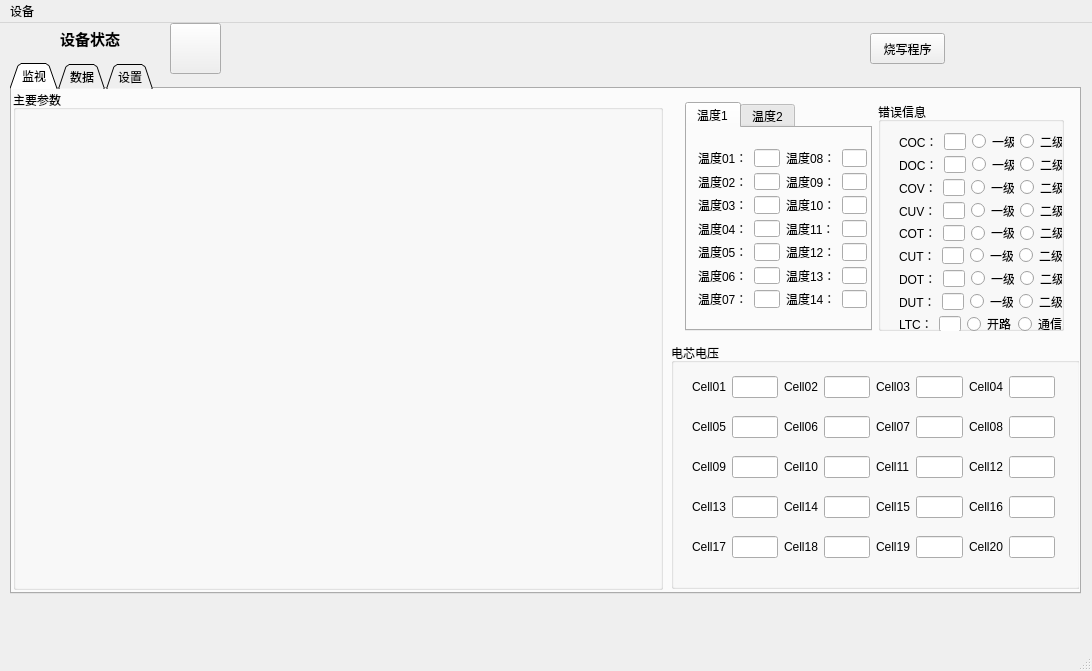
First picture: the form in mainwindow.ui, repository zhuyanliang/GlobelCanTools, before the edit.
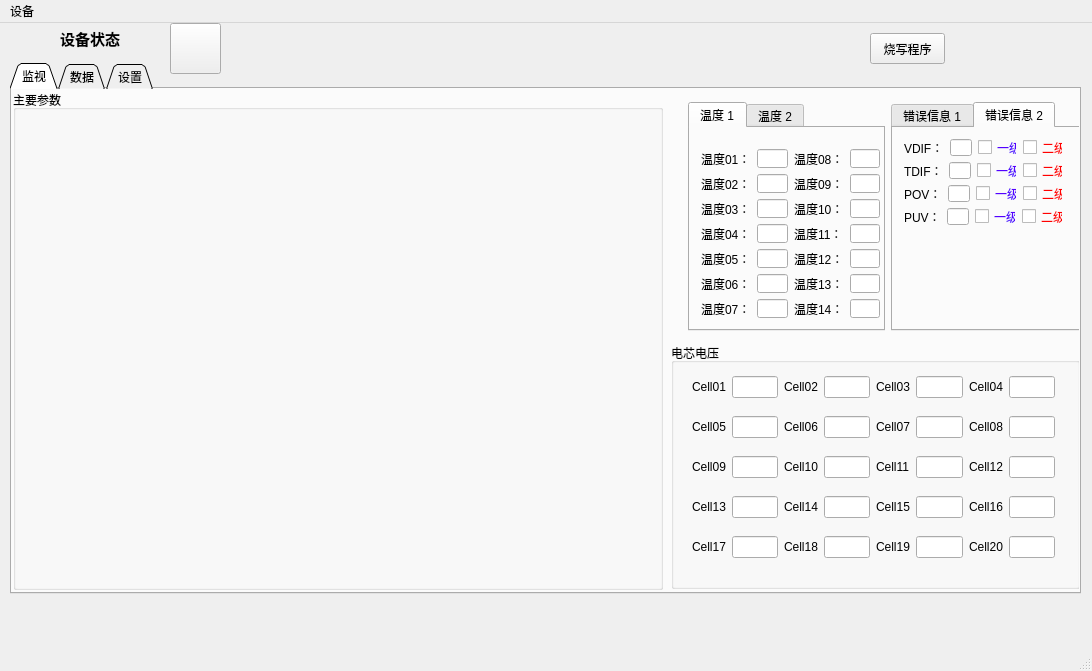
Second picture: the form after the edit. The open tabs and pages were chosen to show the change.

Commit message: add second warning info more

What changed in the file:
```diff
--- a/mainwindow.ui
+++ b/mainwindow.ui
@@ -340,13 +340,13 @@
      <widget class="QWidget" name="layoutWidget2">
       <property name="geometry">
        <rect>
-        <x>662</x>
+        <x>665</x>
         <y>2</y>
-        <width>401</width>
+        <width>421</width>
         <height>251</height>
        </rect>
       </property>
-      <layout class="QHBoxLayout" name="horizontalLayout_18">
+      <layout class="QHBoxLayout" name="horizontalLayout_9">
        <item>
         <widget class="QTabWidget" name="tabWidgetTemperature">
          <property name="currentIndex">
@@ -354,15 +354,15 @@
          </property>
          <widget class="QWidget" name="tabTemp1">
           <attribute name="title">
-           <string>温度1</string>
+           <string>温度 1</string>
           </attribute>
           <widget class="QWidget" name="layoutWidget3">
            <property name="geometry">
             <rect>
              <x>0</x>
              <y>10</y>
-             <width>191</width>
-             <height>181</height>
+             <width>201</width>
+             <height>191</height>
             </rect>
            </property>
            <layout class="QHBoxLayout" name="horizontalLayout" stretch="1,1">
@@ -522,34 +522,32 @@
          </widget>
          <widget class="QWidget" name="tabTemp2">
           <attribute name="title">
-           <string>温度2</string>
+           <string>温度 2</string>
           </attribute>
          </widget>
         </widget>
        </item>
        <item>
-        <widget class="QGroupBox" name="groupBoxFaltInfo">
-         <property name="sizePolicy">
-          <sizepolicy hsizetype="Expanding" vsizetype="Expanding">
-           <horstretch>0</horstretch>
-           <verstretch>0</verstretch>
-          </sizepolicy>
+        <widget class="QTabWidget" name="tabWidget">
+         <property name="currentIndex">
+          <number>0</number>
          </property>
-         <property name="title">
-          <string>错误信息</string>
-         </property>
+         <widget class="QWidget" name="tab">
+          <attribute name="title">
+           <string>错误信息 1</string>
+          </attribute>
          <widget class="QWidget" name="layoutWidget4">
           <property name="geometry">
            <rect>
-            <x>10</x>
-            <y>20</y>
-            <width>185</width>
+             <x>0</x>
+             <y>0</y>
+             <width>181</width>
             <height>221</height>
            </rect>
           </property>
           <layout class="QVBoxLayout" name="verticalLayout_2">
            <item>
-            <layout class="QHBoxLayout" name="horizontalLayout_7">
+             <layout class="QHBoxLayout" name="horizontalLayout_7" stretch="1,2,1,1">
              <item>
               <widget class="QLabel" name="labelCOC">
                <property name="text">
@@ -561,14 +559,26 @@
               <widget class="QLineEdit" name="lineEditCOC"/>
              </item>
              <item>
-              <widget class="QRadioButton" name="COCL1">
+               <widget class="QCheckBox" name="COCL1">
+                <property name="enabled">
+                 <bool>true</bool>
+                </property>
+                <property name="styleSheet">
+                 <string notr="true">color: rgb(85, 0, 255);</string>
+                </property>
                <property name="text">
                 <string>一级</string>
                </property>
               </widget>
              </item>
              <item>
-              <widget class="QRadioButton" name="COCL2">
+               <widget class="QCheckBox" name="COCL2">
+                <property name="enabled">
+                 <bool>true</bool>
+                </property>
+                <property name="styleSheet">
+                 <string notr="true">color: rgb(255, 0, 0);</string>
+                </property>
                <property name="text">
                 <string>二级</string>
                </property>
@@ -589,14 +599,20 @@
               <widget class="QLineEdit" name="lineEditDOC"/>
              </item>
              <item>
-              <widget class="QRadioButton" name="DOCL1">
+               <widget class="QCheckBox" name="DOCL1">
+                <property name="styleSheet">
+                 <string notr="true">color: rgb(85, 0, 255);</string>
+                </property>
                <property name="text">
                 <string>一级</string>
                </property>
               </widget>
              </item>
              <item>
-              <widget class="QRadioButton" name="DOCL2">
+               <widget class="QCheckBox" name="DOCL2">
+                <property name="styleSheet">
+                 <string notr="true">color: rgb(255, 0, 0);</string>
+                </property>
                <property name="text">
                 <string>二级</string>
                </property>
@@ -617,14 +633,20 @@
               <widget class="QLineEdit" name="lineEditCOV"/>
              </item>
              <item>
-              <widget class="QRadioButton" name="COVL1">
+               <widget class="QCheckBox" name="COVL1">
+                <property name="styleSheet">
+                 <string notr="true">color: rgb(85, 0, 255);</string>
+                </property>
                <property name="text">
                 <string>一级</string>
                </property>
               </widget>
              </item>
              <item>
-              <widget class="QRadioButton" name="COVL2">
+               <widget class="QCheckBox" name="COVL2">
+                <property name="styleSheet">
+                 <string notr="true">color: rgb(255, 0, 0);</string>
+                </property>
                <property name="text">
                 <string>二级</string>
                </property>
@@ -645,14 +667,20 @@
               <widget class="QLineEdit" name="lineEditCUV"/>
              </item>
              <item>
-              <widget class="QRadioButton" name="CUVL1">
+               <widget class="QCheckBox" name="CUVL1">
+                <property name="styleSheet">
+                 <string notr="true">color: rgb(85, 0, 255);</string>
+                </property>
                <property name="text">
                 <string>一级</string>
                </property>
               </widget>
              </item>
              <item>
-              <widget class="QRadioButton" name="CUVL2">
+               <widget class="QCheckBox" name="CUVL2">
+                <property name="styleSheet">
+                 <string notr="true">color: rgb(255, 0, 0);</string>
+                </property>
                <property name="text">
                 <string>二级</string>
                </property>
@@ -673,14 +701,26 @@
               <widget class="QLineEdit" name="lineEditCOT"/>
              </item>
              <item>
-              <widget class="QRadioButton" name="COTL1">
+               <widget class="QCheckBox" name="COTL1">
+                <property name="enabled">
+                 <bool>true</bool>
+                </property>
+                <property name="styleSheet">
+                 <string notr="true">color: rgb(85, 0, 255);</string>
+                </property>
                <property name="text">
                 <string>一级</string>
                </property>
               </widget>
              </item>
              <item>
-              <widget class="QRadioButton" name="COTL2">
+               <widget class="QCheckBox" name="COTL2">
+                <property name="enabled">
+                 <bool>true</bool>
+                </property>
+                <property name="styleSheet">
+                 <string notr="true">color: rgb(255, 0, 0);</string>
+                </property>
                <property name="text">
                 <string>二级</string>
                </property>
@@ -701,14 +741,20 @@
               <widget class="QLineEdit" name="lineEditCUT"/>
              </item>
              <item>
-              <widget class="QRadioButton" name="CUTL1">
+               <widget class="QCheckBox" name="CUTL1">
+                <property name="styleSheet">
+                 <string notr="true">color: rgb(85, 0, 255);</string>
+                </property>
                <property name="text">
                 <string>一级</string>
                </property>
               </widget>
              </item>
              <item>
-              <widget class="QRadioButton" name="CUTL2">
+               <widget class="QCheckBox" name="CUTL2">
+                <property name="styleSheet">
+                 <string notr="true">color: rgb(255, 0, 0);</string>
+                </property>
                <property name="text">
                 <string>二级</string>
                </property>
@@ -729,14 +775,26 @@
               <widget class="QLineEdit" name="lineEditDOT"/>
              </item>
              <item>
-              <widget class="QRadioButton" name="DOTL1">
+               <widget class="QCheckBox" name="DOTL1">
+                <property name="enabled">
+                 <bool>true</bool>
+                </property>
+                <property name="styleSheet">
+                 <string notr="true">color: rgb(85, 0, 255);</string>
+                </property>
                <property name="text">
                 <string>一级</string>
                </property>
               </widget>
              </item>
              <item>
-              <widget class="QRadioButton" name="DOTL2">
+               <widget class="QCheckBox" name="DOTL2">
+                <property name="enabled">
+                 <bool>true</bool>
+                </property>
+                <property name="styleSheet">
+                 <string notr="true">color: rgb(255, 0, 0);</string>
+                </property>
                <property name="text">
                 <string>二级</string>
                </property>
@@ -757,14 +815,20 @@
               <widget class="QLineEdit" name="lineEditDUT"/>
              </item>
              <item>
-              <widget class="QRadioButton" name="DUTL1">
+               <widget class="QCheckBox" name="DUTL1">
+                <property name="styleSheet">
+                 <string notr="true">color: rgb(85, 0, 255);</string>
+                </property>
                <property name="text">
                 <string>一级</string>
                </property>
               </widget>
              </item>
              <item>
-              <widget class="QRadioButton" name="DUTL2">
+               <widget class="QCheckBox" name="DUTL2">
+                <property name="styleSheet">
+                 <string notr="true">color: rgb(255, 0, 0);</string>
+                </property>
                <property name="text">
                 <string>二级</string>
                </property>
@@ -785,14 +849,20 @@
               <widget class="QLineEdit" name="lineEditLTC_COM"/>
              </item>
              <item>
-              <widget class="QRadioButton" name="LTCL1">
+               <widget class="QCheckBox" name="LTCL1">
+                <property name="styleSheet">
+                 <string notr="true">color: rgb(255, 0, 0);</string>
+                </property>
                <property name="text">
                 <string>开路</string>
                </property>
               </widget>
              </item>
              <item>
-              <widget class="QRadioButton" name="LTCL2">
+               <widget class="QCheckBox" name="LTCL2">
+                <property name="styleSheet">
+                 <string notr="true">color: rgb(255, 0, 0);</string>
+                </property>
                <property name="text">
                 <string>通信</string>
                </property>
@@ -801,6 +871,188 @@
             </layout>
            </item>
           </layout>
+          </widget>
+         </widget>
+         <widget class="QWidget" name="tab_2">
+          <attribute name="title">
+           <string>错误信息 2</string>
+          </attribute>
+          <widget class="QWidget" name="layoutWidget5">
+           <property name="geometry">
+            <rect>
+             <x>0</x>
+             <y>0</y>
+             <width>181</width>
+             <height>108</height>
+            </rect>
+           </property>
+           <layout class="QVBoxLayout" name="verticalLayout_3">
+            <item>
+             <layout class="QHBoxLayout" name="horizontalLayout_18">
+              <item>
+               <widget class="QLabel" name="labelCOC_2">
+                <property name="text">
+                 <string>VDIF：</string>
+                </property>
+               </widget>
+              </item>
+              <item>
+               <widget class="QLineEdit" name="lineEditVDIF">
+                <property name="enabled">
+                 <bool>true</bool>
+                </property>
+               </widget>
+              </item>
+              <item>
+               <widget class="QCheckBox" name="VDIFL1">
+                <property name="enabled">
+                 <bool>true</bool>
+                </property>
+                <property name="styleSheet">
+                 <string notr="true">color: rgb(85, 0, 255);</string>
+                </property>
+                <property name="text">
+                 <string>一级</string>
+                </property>
+               </widget>
+              </item>
+              <item>
+               <widget class="QCheckBox" name="VDIFL2">
+                <property name="enabled">
+                 <bool>true</bool>
+                </property>
+                <property name="styleSheet">
+                 <string notr="true">color: rgb(255, 0, 0);</string>
+                </property>
+                <property name="text">
+                 <string>二级</string>
+                </property>
+               </widget>
+              </item>
+             </layout>
+            </item>
+            <item>
+             <layout class="QHBoxLayout" name="horizontalLayout_19">
+              <item>
+               <widget class="QLabel" name="labelCOC_3">
+                <property name="text">
+                 <string>TDIF：</string>
+                </property>
+               </widget>
+              </item>
+              <item>
+               <widget class="QLineEdit" name="lineEditTDIF"/>
+              </item>
+              <item>
+               <widget class="QCheckBox" name="TDIFL1">
+                <property name="enabled">
+                 <bool>true</bool>
+                </property>
+                <property name="styleSheet">
+                 <string notr="true">color: rgb(85, 0, 255);</string>
+                </property>
+                <property name="text">
+                 <string>一级</string>
+                </property>
+               </widget>
+              </item>
+              <item>
+               <widget class="QCheckBox" name="TDIFL2">
+                <property name="enabled">
+                 <bool>true</bool>
+                </property>
+                <property name="styleSheet">
+                 <string notr="true">color: rgb(255, 0, 0);</string>
+                </property>
+                <property name="text">
+                 <string>二级</string>
+                </property>
+               </widget>
+              </item>
+             </layout>
+            </item>
+            <item>
+             <layout class="QHBoxLayout" name="horizontalLayout_20">
+              <item>
+               <widget class="QLabel" name="labelCOC_4">
+                <property name="text">
+                 <string>POV：</string>
+                </property>
+               </widget>
+              </item>
+              <item>
+               <widget class="QLineEdit" name="lineEditPOV"/>
+              </item>
+              <item>
+               <widget class="QCheckBox" name="POVL1">
+                <property name="enabled">
+                 <bool>true</bool>
+                </property>
+                <property name="styleSheet">
+                 <string notr="true">color: rgb(85, 0, 255);</string>
+                </property>
+                <property name="text">
+                 <string>一级</string>
+                </property>
+               </widget>
+              </item>
+              <item>
+               <widget class="QCheckBox" name="POVL2">
+                <property name="enabled">
+                 <bool>true</bool>
+                </property>
+                <property name="styleSheet">
+                 <string notr="true">color: rgb(255, 0, 0);</string>
+                </property>
+                <property name="text">
+                 <string>二级</string>
+                </property>
+               </widget>
+              </item>
+             </layout>
+            </item>
+            <item>
+             <layout class="QHBoxLayout" name="horizontalLayout_21">
+              <item>
+               <widget class="QLabel" name="labelCOC_5">
+                <property name="text">
+                 <string>PUV：</string>
+                </property>
+               </widget>
+              </item>
+              <item>
+               <widget class="QLineEdit" name="lineEditPUV"/>
+              </item>
+              <item>
+               <widget class="QCheckBox" name="PUVL1">
+                <property name="enabled">
+                 <bool>true</bool>
+                </property>
+                <property name="styleSheet">
+                 <string notr="true">color: rgb(85, 0, 255);</string>
+                </property>
+                <property name="text">
+                 <string>一级</string>
+                </property>
+               </widget>
+              </item>
+              <item>
+               <widget class="QCheckBox" name="PUVL2">
+                <property name="enabled">
+                 <bool>true</bool>
+                </property>
+                <property name="styleSheet">
+                 <string notr="true">color: rgb(255, 0, 0);</string>
+                </property>
+                <property name="text">
+                 <string>二级</string>
+                </property>
+               </widget>
+              </item>
+             </layout>
+            </item>
+           </layout>
+          </widget>
          </widget>
         </widget>
        </item>
```
Lines whose indentation alone changed are shown as unchanged. The commit also changes 3 other files.
